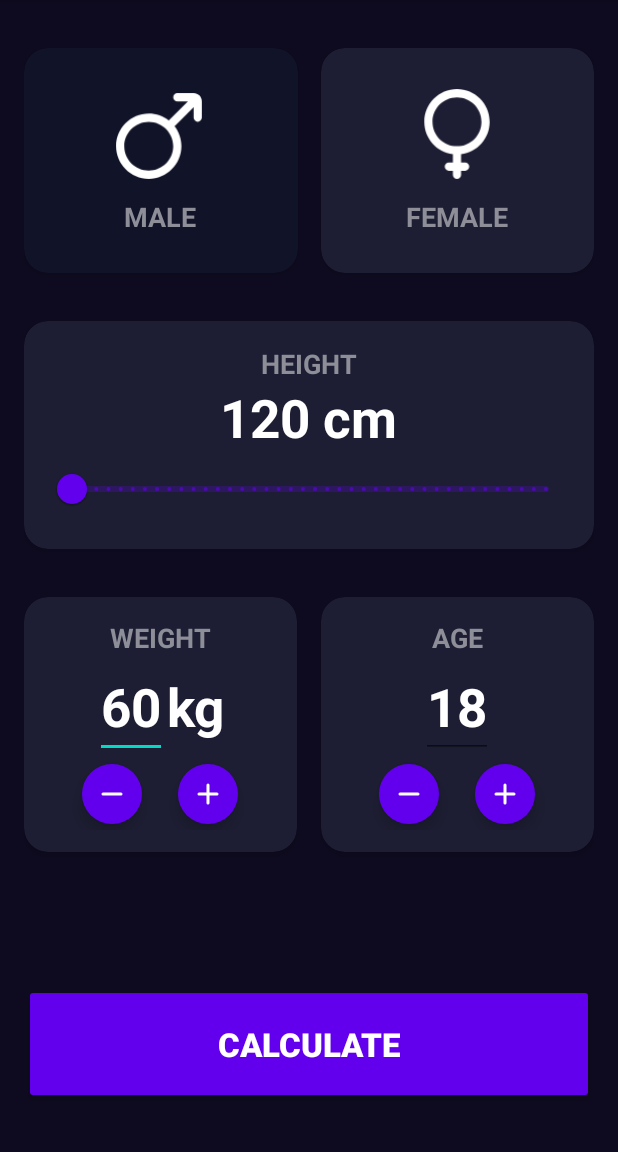
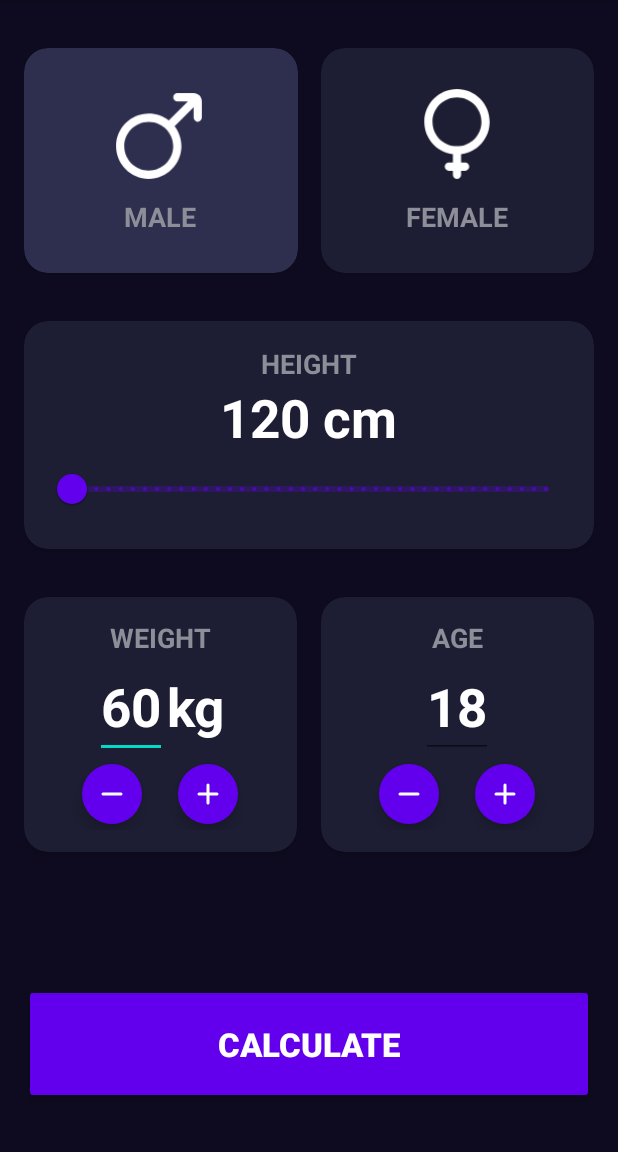
Before and after one commit to Nestor162/YourBMICalculator, an Android app: the screen it shows after launch (CalculatorActivity), on a phone screen of 412 x 824 dp, the part 84-1236 px from its top. Run offline under Robolectric (Android 15) with nearby library versions, the light colour scheme and no system bars.

Commit message:
Change selected color

```diff
--- a/app/src/main/res/values/colors.xml
+++ b/app/src/main/res/values/colors.xml
@@ -9,7 +9,7 @@
     <color name="white">#FFFFFFFF</color>
 
     <color name="background_component">#1D1E33</color>
-    <color name="background_component_selected">#FF111328</color>
+    <color name="background_component_selected">#2E2F4F</color>
     <color name="background_app">#0E0B20</color>
     <color name="background_button">#EB1555</color>
     <color name="title_text">#FF8D8E98</color>
```
